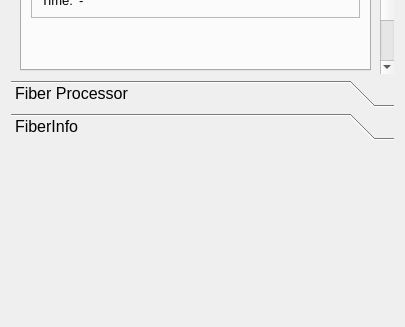
Old version of the form Modules/Bundles/org.mitk.gui.qt.diffusionimaging/src/internal/QmitkFiberBundleDeveloperViewControls.ui in the repository MITK/MITK; both pictures show x 0 to 405 and y 426 to 753 of the 405 by 753 pixel window.
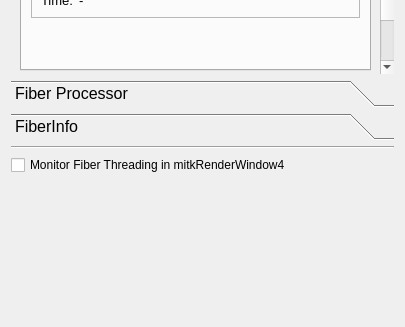
New version of the form.

Commit message: infrastructure for fancy thread monitoring implemented

Patch:
```diff
--- a/Modules/Bundles/org.mitk.gui.qt.diffusionimaging/src/internal/QmitkFiberBundleDeveloperViewControls.ui
+++ b/Modules/Bundles/org.mitk.gui.qt.diffusionimaging/src/internal/QmitkFiberBundleDeveloperViewControls.ui
@@ -807,6 +807,20 @@
      </widget>
     </widget>
    </item>
+   <item>
+    <widget class="Line" name="line">
+     <property name="orientation">
+      <enum>Qt::Horizontal</enum>
+     </property>
+    </widget>
+   </item>
+   <item>
+    <widget class="QCheckBox" name="checkBoxMonitorFiberThreads">
+     <property name="text">
+      <string>Monitor Fiber Threading in mitkRenderWindow4</string>
+     </property>
+    </widget>
+   </item>
    <item>
     <spacer name="verticalSpacer_6">
      <property name="orientation">
```
Left out of the diff: 4 changed lines with no effect on the pictures. The commit also changes 9 other files.
